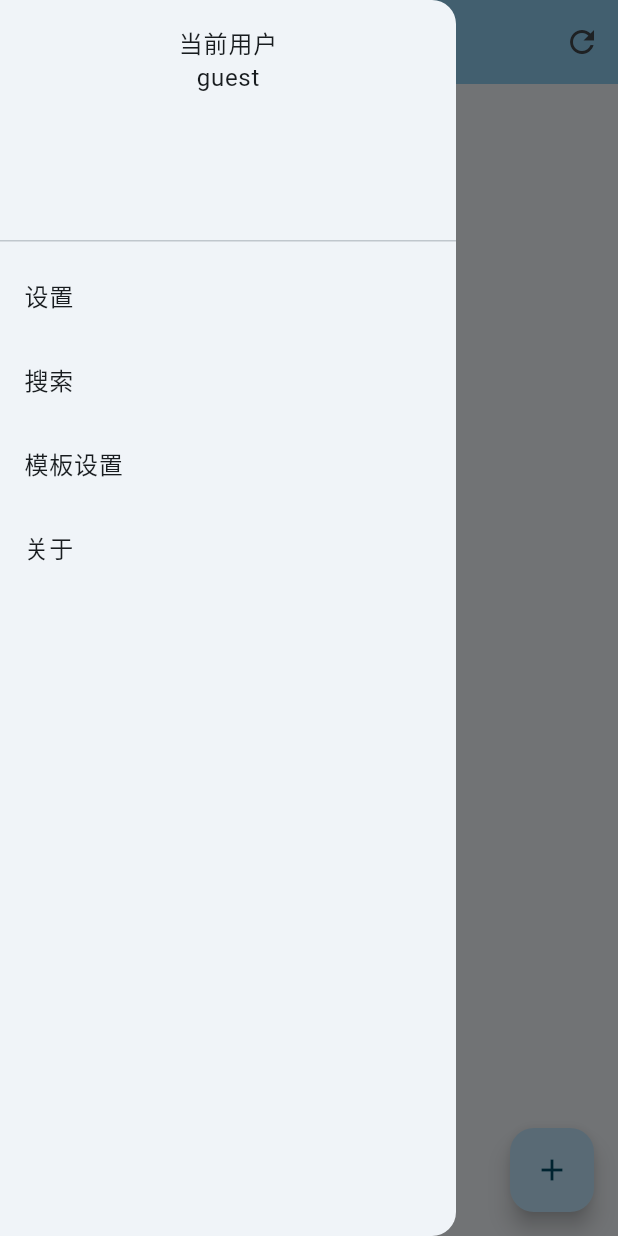
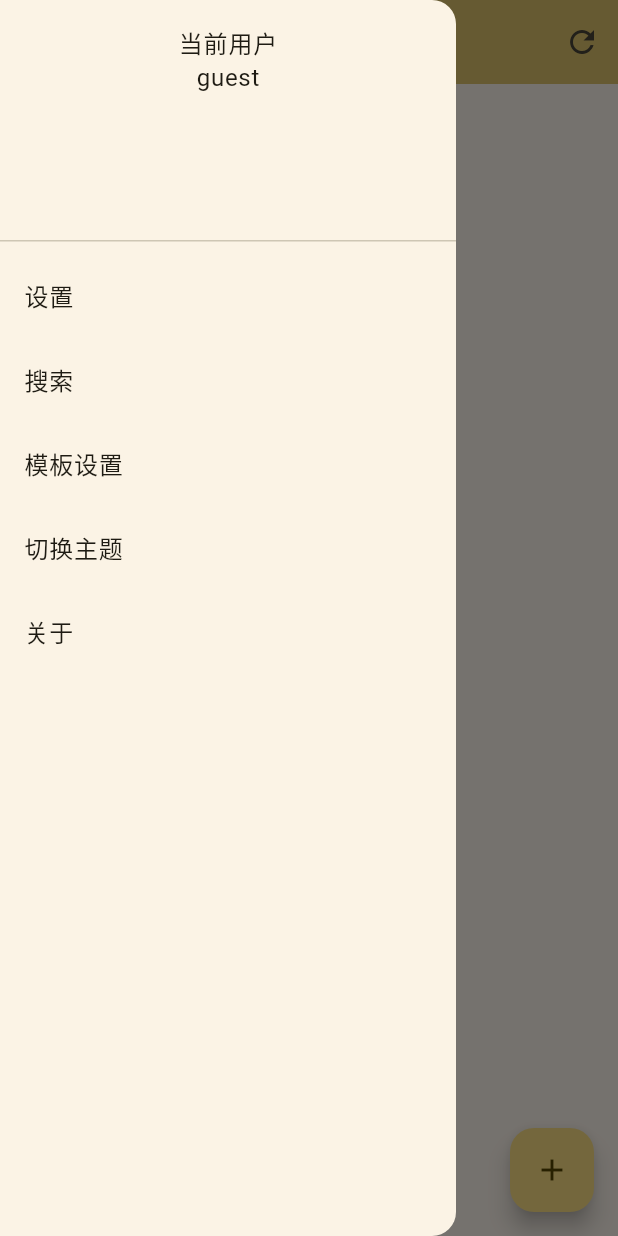
Before and after one commit to WhiteChimney/stock_managing, a Flutter app: the screen it shows after launch, in the side drawer, after a tap on the "refresh" icon, on a phone screen of 412 x 824 dp. Run offline on Flutter 3.47's test engine with Material 2 defaults, Android fonts, the phone set to English and light mode, and no system bars; our stand-ins replace camera, file_picker, image_picker, shared_preferences; missing offline and left inert: dartssh2.

Commit message:
UI 完善

```diff
--- a/lib/main.dart
+++ b/lib/main.dart
@@ -1,43 +1,64 @@
 import 'package:flutter/material.dart';
+import 'package:provider/provider.dart';
 
 import 'package:stock_managing/pages/home_page.dart';
-import 'package:stock_managing/tools/data_processing.dart';
-import 'package:stock_managing/tools/my_ssh.dart';
-import 'package:stock_managing/tools/prepare_repository.dart';
+import 'package:stock_managing/tools/app_provider.dart';
 
 void main() async {
   WidgetsFlutterBinding.ensureInitialized();
-  var pref = await loadUserPreferences();
-  var serverInfo = loadSshServerInfoFromPref(pref);
-  var result = await sshTryServer(serverInfo);
-  if (result[0]) {
-    await Future.wait([prepareRemoteRepository(), prepareLocalRepository()]);
-  }
-  runApp(MyApp(result: result));
+  runApp(const MyApp());
 }
 
 class MyApp extends StatefulWidget {
-  const MyApp({super.key, required this.result});
+  const MyApp({super.key});
 
-  final List result;
   @override
   State<MyApp> createState() => _MyAppState();
 }
 
 class _MyAppState extends State<MyApp> {
+  List<MaterialAccentColor> themeColorList = [
+    Colors.amberAccent,
+    Colors.blueAccent,
+    Colors.cyanAccent,
+    Colors.deepOrangeAccent,
+    Colors.deepPurpleAccent,
+    Colors.greenAccent,
+    Colors.indigoAccent,
+    Colors.lightBlueAccent,
+    Colors.lightGreenAccent,
+    Colors.limeAccent,
+    Colors.orangeAccent,
+    Colors.pinkAccent,
+    Colors.purpleAccent,
+    Colors.redAccent,
+    Colors.tealAccent,
+    Colors.yellowAccent
+  ];
+
+  MaterialAccentColor _themeColor = Colors.blueAccent;
+
   @override
   Widget build(BuildContext context) {
+    return MultiProvider(
+        providers: [ChangeNotifierProvider.value(value: AppInfoProvider())],
+        child: Consumer<AppInfoProvider>(
+          builder: (context, appInfo, _) {
+            int colorKey = appInfo.themeColor % themeColorList.length;
+            _themeColor = themeColorList[colorKey];
             return MaterialApp(
               title: 'Flutter Demo',
               theme: ThemeData(
-        colorScheme: ColorScheme.fromSeed(seedColor: Colors.lightBlueAccent),
+                colorScheme: ColorScheme.fromSeed(seedColor: _themeColor),
                 useMaterial3: true,
               ),
-      home: MyHomePage(title: '主页', serverResult: widget.result),
+              home: const MyHomePage(title: '主页'),
               // routes: {
               // '/homePage': (context) =>
               // MyHomePage(title: '主页', serverResult: widget.result),
               // },
             );
+          },
+        ));
   }
 }
--- a/lib/pages/home_page.dart
+++ b/lib/pages/home_page.dart
@@ -2,6 +2,7 @@ import 'dart:convert';
 import 'dart:io';
 
 import 'package:flutter/material.dart';
+import 'package:provider/provider.dart';
 import 'package:shared_preferences/shared_preferences.dart';
 
 import 'package:stock_managing/pages/about_page.dart';
@@ -9,16 +10,16 @@ import 'package:stock_managing/pages/edit_item_page.dart';
 import 'package:stock_managing/pages/item_details_page.dart';
 import 'package:stock_managing/pages/my_template_page.dart';
 import 'package:stock_managing/pages/settings_page.dart';
+import 'package:stock_managing/tools/app_provider.dart';
 import 'package:stock_managing/tools/data_processing.dart';
 import 'package:stock_managing/tools/my_ssh.dart';
+import 'package:stock_managing/tools/prepare_repository.dart';
 import 'package:stock_managing/tools/server_communication.dart';
 
 class MyHomePage extends StatefulWidget {
-  const MyHomePage(
-      {super.key, required this.title, required this.serverResult});
+  const MyHomePage({super.key, required this.title});
 
   final String title;
-  final List serverResult;
 
   @override
   State<MyHomePage> createState() => _MyHomePageState();
@@ -39,19 +40,50 @@ class _MyHomePageState extends State<MyHomePage> {
   @override
   void initState() {
     super.initState();
+    _initThemeColor();
     var widgetsBinding = WidgetsBinding.instance;
     widgetsBinding.addPostFrameCallback((timeStamp) {
-      const snackBar =
-          SnackBar(content: Text('满席'), duration: Duration(seconds: 2));
+      _sshServerTest();
+    });
+  }
+
+  void _initThemeColor() async {
+    var pref = await loadUserPreferences();
+    int colorIndex = pref.getInt('themeColor')!;
+    if (!context.mounted) return;
+    Provider.of<AppInfoProvider>(context, listen: false).setTheme(colorIndex);
+  }
+
+  void _sshServerTest() async {
+    var snackBar = SnackBar(
+        content: const Text('测试与服务器的连接情况……'),
+        duration: const Duration(days: 365),
+        action: SnackBarAction(label: '关闭', onPressed: () {}));
     if (!context.mounted) return;
     ScaffoldMessenger.of(context).showSnackBar(snackBar);
-      if ((!widget.serverResult[0]) && !alerted) {
+    var pref = await loadUserPreferences();
+    var serverInfo = loadSshServerInfoFromPref(pref);
+    var res = await Future.wait([sshTryServer(serverInfo)]);
+    if (!context.mounted) return;
+    ScaffoldMessenger.of(context).removeCurrentSnackBar();
+    var result = res[0];
+    if (result[0]) {
+      const snackBar2 =
+          SnackBar(content: Text('服务器连接正常！'), duration: Duration(seconds: 2));
+      if (!context.mounted) return;
+      ScaffoldMessenger.of(context).showSnackBar(snackBar2);
+      await Future.wait([prepareRemoteRepository(), prepareLocalRepository()]);
+      if (!context.mounted) return;
+      ScaffoldMessenger.of(context).removeCurrentSnackBar();
+      _downloadItemsInfo();
+    } else {
+      if (!context.mounted) return;
       showDialog(
           context: context,
           builder: (context) {
             return AlertDialog(
               title: const Text('服务器连接失败！'),
-                content: Text(widget.serverResult[1]),
+              content: Text(result[1]),
               actions: <Widget>[
                 TextButton(
                     child: const Text(
@@ -76,10 +108,6 @@ class _MyHomePageState extends State<MyHomePage> {
             );
           });
     }
-      alerted = true;
-    });
-
-    // if (alerted) _downloadItemsInfo();
   }
 
   @override
@@ -149,6 +177,12 @@ class _MyHomePageState extends State<MyHomePage> {
               onTap: () {
                 Navigator.of(context).push(MaterialPageRoute(
                     builder: (context) => const MyTemplatePage()));
+              },
+            ),
+            ListTile(
+              title: const Text('切换主题'),
+              onTap: () {
+                changeThemeColor(context);
               },
             ),
             ListTile(
@@ -253,6 +287,13 @@ class _MyHomePageState extends State<MyHomePage> {
   }
 
   void _downloadItemsInfo() async {
+    var snackBar = SnackBar(
+        content: const Text('数据更新中……'),
+        duration: const Duration(days: 365),
+        action: SnackBarAction(label: '关闭', onPressed: () {}));
+    if (!context.mounted) return;
+    ScaffoldMessenger.of(context).showSnackBar(snackBar);
+
     pref = await loadUserPreferences();
     serverInfo = loadSshServerInfoFromPref(pref);
     var result = await downloadJsonFromServer();
@@ -263,5 +304,13 @@ class _MyHomePageState extends State<MyHomePage> {
       itemsId.add(key);
     }
     setState(() {});
+    if (!context.mounted) return;
+    ScaffoldMessenger.of(context).removeCurrentSnackBar();
+    snackBar = SnackBar(
+        content: const Text('更新成功！'),
+        duration: const Duration(seconds: 1),
+        action: SnackBarAction(label: '关闭', onPressed: () {}));
+    if (!context.mounted) return;
+    ScaffoldMessenger.of(context).showSnackBar(snackBar);
   }
 }
--- a/lib/pages/settings_page.dart
+++ b/lib/pages/settings_page.dart
@@ -147,7 +147,11 @@ class _SettingsPageState extends State<SettingsPage> {
                 child: ElevatedButton(
                     onPressed: () async {
                       var result = await sshTryServer(serverInfo);
-                      final snackBar = SnackBar(content: Text(result[1]));
+                      final snackBar = SnackBar(
+                          content: Text(result[1]),
+                          duration: const Duration(seconds: 5),
+                          action:
+                              SnackBarAction(label: '关闭', onPressed: () {}));
                       if (!context.mounted) return;
                       ScaffoldMessenger.of(context).showSnackBar(snackBar);
                     },
--- /dev/null
+++ b/lib/tools/app_provider.dart
@@ -0,0 +1,12 @@
+import 'package:flutter/material.dart';
+
+class AppInfoProvider with ChangeNotifier {
+  int _themeColor = 0;
+
+  int get themeColor => _themeColor;
+
+  setTheme(int themeColor) {
+    _themeColor = themeColor;
+    notifyListeners();
+  }
+}
--- a/pubspec.yaml
+++ b/pubspec.yaml
@@ -42,6 +42,8 @@ dependencies:
   file_picker: ^6.0.0
   mime: ^1.0.4
   archive: ^3.4.6
+  provider: ^6.0.0
+  image_picker: ^1.0.4
 
 dev_dependencies:
   flutter_test:
```
Also changed, not shown: lib/pages/edit_item_page.dart (+67 -14 lines), lib/pages/item_details_page.dart (+9 -7 lines), lib/tools/data_processing.dart (+16 -2 lines), pubspec.lock, 8 other files. Lines whose indentation alone changed are shown as unchanged.
